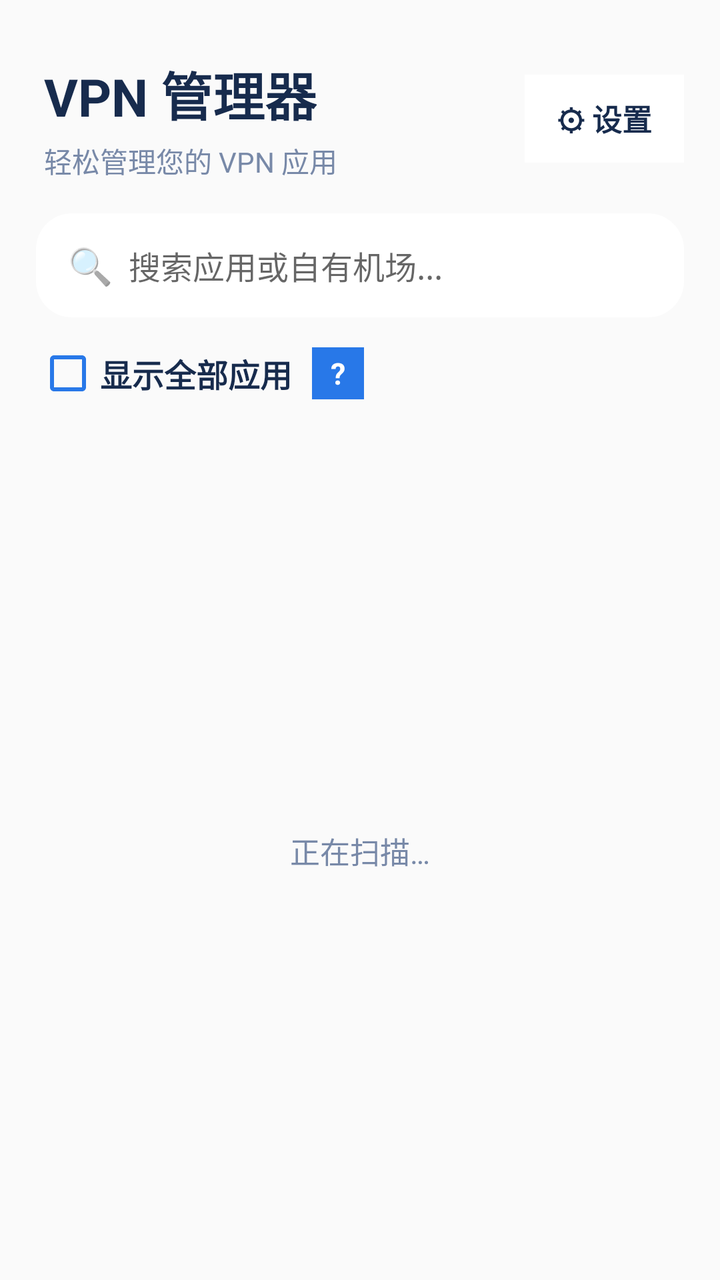
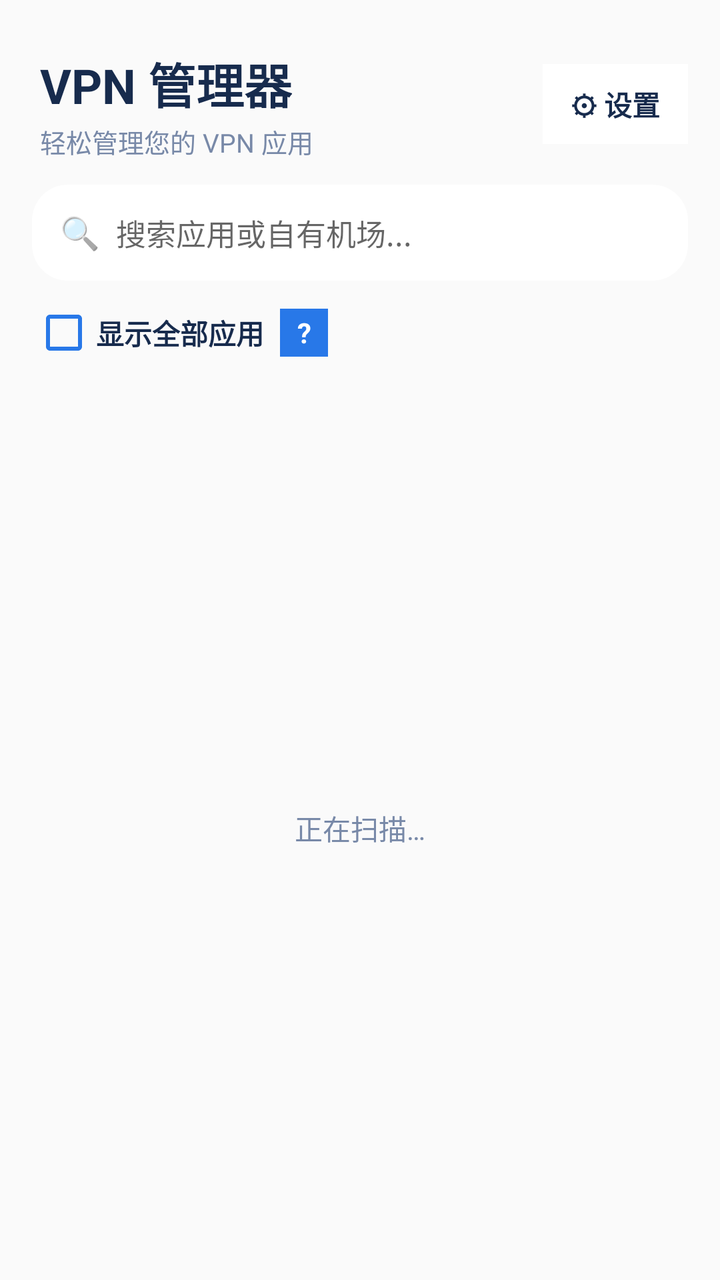

The first picture is an Android layout as it rendered before a commit; the second is the same layout after the commit. The layout source and the unified diff follow.
<!-- AndroidManifest.xml: application theme android:Theme.Material.Light.NoActionBar -->
<!-- res/layout/activity_main.xml -->
<?xml version="1.0" encoding="utf-8"?>
<LinearLayout xmlns:android="http://schemas.android.com/apk/res/android"
    android:id="@+id/root_layout" android:layout_width="match_parent" android:layout_height="match_parent" android:orientation="vertical" android:paddingTop="20dp">
    <LinearLayout android:layout_width="match_parent" android:layout_height="wrap_content" android:gravity="center_vertical" android:orientation="horizontal" android:paddingStart="22dp" android:paddingEnd="18dp" android:paddingTop="8dp" android:paddingBottom="16dp">
        <LinearLayout android:layout_width="0dp" android:layout_height="wrap_content" android:layout_weight="1" android:orientation="vertical">
            <TextView android:id="@+id/title_text" android:layout_width="wrap_content" android:layout_height="wrap_content" android:text="VPN 管理器" android:textSize="26sp" android:textStyle="bold" android:textColor="#172B4D" />
            <TextView android:id="@+id/subtitle_text" android:layout_width="wrap_content" android:layout_height="wrap_content" android:layout_marginTop="4dp" android:text="轻松管理您的 VPN 应用" android:textSize="14sp" android:textColor="#7889A8" />
        </LinearLayout>
        <TextView android:id="@+id/btn_settings" android:layout_width="wrap_content" android:layout_height="44dp" android:background="#F7FFFFFF" android:gravity="center" android:paddingStart="16dp" android:paddingEnd="16dp" android:text="⚙ 设置" android:textColor="#172B4D" android:textSize="15sp" android:textStyle="bold" />
    </LinearLayout>
    <LinearLayout android:layout_width="match_parent" android:layout_height="52dp" android:layout_marginStart="18dp" android:layout_marginEnd="18dp" android:layout_marginBottom="12dp" android:background="@drawable/bg_search_box" android:gravity="center_vertical" android:orientation="horizontal" android:paddingStart="16dp" android:paddingEnd="16dp">
        <TextView android:layout_width="wrap_content" android:layout_height="wrap_content" android:text="🔍" android:textSize="18sp" />
        
        <EditText android:id="@+id/search_box" android:layout_width="0dp" android:layout_height="match_parent" android:layout_weight="1" android:background="@android:color/transparent" android:hint="搜索应用或自有机场..." android:inputType="text" android:maxLines="1" android:imeOptions="actionSearch" android:paddingStart="8dp" android:textColor="#172B4D" android:textSize="16sp" />
        <TextView android:id="@+id/btn_clear_search" android:layout_width="wrap_content" android:layout_height="wrap_content" android:padding="8dp" android:text="✕" android:textColor="#7889A8" android:textSize="16sp" android:visibility="gone" />
    </LinearLayout>
    <LinearLayout android:layout_width="match_parent" android:layout_height="wrap_content" android:orientation="horizontal" android:gravity="center_vertical" android:layout_marginStart="18dp" android:layout_marginEnd="18dp" android:layout_marginBottom="8dp">
        <CheckBox android:id="@+id/show_all_checkbox" android:layout_width="wrap_content" android:layout_height="wrap_content" android:text="显示全部应用" android:textSize="16sp" android:textStyle="bold" android:textColor="#172B4D" android:buttonTint="#2878E8" />
        <TextView android:id="@+id/tv_help" android:layout_width="26dp" android:layout_height="26dp" android:layout_marginStart="10dp" android:gravity="center" android:text="?" android:textSize="15sp" android:textStyle="bold" android:textColor="#FFFFFF" android:background="#2878E8" />
    </LinearLayout>
    <FrameLayout android:layout_width="match_parent" android:layout_height="0dp" android:layout_weight="1">
        <ListView android:id="@+id/list" android:layout_width="match_parent" android:layout_height="match_parent" android:background="@android:color/transparent" android:cacheColorHint="@android:color/transparent" android:clipToPadding="false" android:divider="@null" android:dividerHeight="0dp" android:paddingTop="4dp" android:paddingBottom="20dp" android:scrollbars="none" />
        <TextView android:id="@+id/empty_view" android:layout_width="match_parent" android:layout_height="match_parent" android:gravity="center" android:padding="24dp" android:text="正在扫描…" android:textSize="15sp" android:textColor="#7889A8" />
    </FrameLayout>
</LinearLayout>
<!-- resources referenced by this layout -->
<resources>
  <!-- drawable bg_search_box (drawable) -->
  <?xml version="1.0" encoding="utf-8"?>
  <shape xmlns:android="http://schemas.android.com/apk/res/android">
      <solid android:color="#F7FFFFFF" />
      <corners android:radius="18dp" />
  </shape>
</resources>

<!-- the commit's change to res/layout/activity_main.xml (unified diff, before → after) -->
@@ -1,25 +1,27 @@
 <?xml version="1.0" encoding="utf-8"?>
 <LinearLayout xmlns:android="http://schemas.android.com/apk/res/android"
-    android:id="@+id/root_layout" android:layout_width="match_parent" android:layout_height="match_parent" android:orientation="vertical" android:paddingTop="20dp">
-    <LinearLayout android:layout_width="match_parent" android:layout_height="wrap_content" android:gravity="center_vertical" android:orientation="horizontal" android:paddingStart="22dp" android:paddingEnd="18dp" android:paddingTop="8dp" android:paddingBottom="16dp">
+    android:id="@+id/root_layout" android:layout_width="match_parent" android:layout_height="match_parent" android:orientation="vertical" android:paddingTop="16dp">
+    <LinearLayout android:layout_width="match_parent" android:layout_height="wrap_content" android:gravity="center_vertical" android:orientation="horizontal" android:paddingStart="20dp" android:paddingEnd="16dp" android:paddingTop="8dp" android:paddingBottom="12dp">
         <LinearLayout android:layout_width="0dp" android:layout_height="wrap_content" android:layout_weight="1" android:orientation="vertical">
-            <TextView android:id="@+id/title_text" android:layout_width="wrap_content" android:layout_height="wrap_content" android:text="VPN 管理器" android:textSize="26sp" android:textStyle="bold" android:textColor="#172B4D" />
-            <TextView android:id="@+id/subtitle_text" android:layout_width="wrap_content" android:layout_height="wrap_content" android:layout_marginTop="4dp" android:text="轻松管理您的 VPN 应用" android:textSize="14sp" android:textColor="#7889A8" />
+            <TextView android:id="@+id/title_text" android:layout_width="wrap_content" android:layout_height="wrap_content" android:text="VPN 管理器" android:textSize="24sp" android:textStyle="bold" android:textColor="#172B4D" />
+            <TextView android:id="@+id/subtitle_text" android:layout_width="wrap_content" android:layout_height="wrap_content" android:layout_marginTop="2dp" android:text="轻松管理您的 VPN 应用" android:textSize="13sp" android:textColor="#7889A8" />
         </LinearLayout>
-        <TextView android:id="@+id/btn_settings" android:layout_width="wrap_content" android:layout_height="44dp" android:background="#F7FFFFFF" android:gravity="center" android:paddingStart="16dp" android:paddingEnd="16dp" android:text="⚙ 设置" android:textColor="#172B4D" android:textSize="15sp" android:textStyle="bold" />
+        <TextView android:id="@+id/btn_settings" android:layout_width="wrap_content" android:layout_height="40dp" android:background="#F7FFFFFF" android:gravity="center" android:paddingStart="14dp" android:paddingEnd="14dp" android:text="⚙ 设置" android:textColor="#172B4D" android:textSize="14sp" android:textStyle="bold" />
     </LinearLayout>
-    <LinearLayout android:layout_width="match_parent" android:layout_height="52dp" android:layout_marginStart="18dp" android:layout_marginEnd="18dp" android:layout_marginBottom="12dp" android:background="@drawable/bg_search_box" android:gravity="center_vertical" android:orientation="horizontal" android:paddingStart="16dp" android:paddingEnd="16dp">
-        <TextView android:layout_width="wrap_content" android:layout_height="wrap_content" android:text="🔍" android:textSize="18sp" />
-        
-        <EditText android:id="@+id/search_box" android:layout_width="0dp" android:layout_height="match_parent" android:layout_weight="1" android:background="@android:color/transparent" android:hint="搜索应用或自有机场..." android:inputType="text" android:maxLines="1" android:imeOptions="actionSearch" android:paddingStart="8dp" android:textColor="#172B4D" android:textSize="16sp" />
+    
+    <LinearLayout android:layout_width="match_parent" android:layout_height="48dp" android:layout_marginStart="16dp" android:layout_marginEnd="16dp" android:layout_marginBottom="10dp" android:background="@drawable/bg_search_box" android:gravity="center_vertical" android:orientation="horizontal" android:paddingStart="14dp" android:paddingEnd="14dp">
+        <TextView android:layout_width="wrap_content" android:layout_height="wrap_content" android:text="🔍" android:textSize="16sp" />
+        <EditText android:id="@+id/search_box" android:layout_width="0dp" android:layout_height="match_parent" android:layout_weight="1" android:background="@android:color/transparent" android:hint="搜索应用或自有机场..." android:inputType="text" android:maxLines="1" android:imeOptions="actionSearch" android:paddingStart="8dp" android:textColor="#172B4D" android:textSize="15sp" />
         <TextView android:id="@+id/btn_clear_search" android:layout_width="wrap_content" android:layout_height="wrap_content" android:padding="8dp" android:text="✕" android:textColor="#7889A8" android:textSize="16sp" android:visibility="gone" />
     </LinearLayout>
-    <LinearLayout android:layout_width="match_parent" android:layout_height="wrap_content" android:orientation="horizontal" android:gravity="center_vertical" android:layout_marginStart="18dp" android:layout_marginEnd="18dp" android:layout_marginBottom="8dp">
-        <CheckBox android:id="@+id/show_all_checkbox" android:layout_width="wrap_content" android:layout_height="wrap_content" android:text="显示全部应用" android:textSize="16sp" android:textStyle="bold" android:textColor="#172B4D" android:buttonTint="#2878E8" />
-        <TextView android:id="@+id/tv_help" android:layout_width="26dp" android:layout_height="26dp" android:layout_marginStart="10dp" android:gravity="center" android:text="?" android:textSize="15sp" android:textStyle="bold" android:textColor="#FFFFFF" android:background="#2878E8" />
+    
+    <LinearLayout android:layout_width="match_parent" android:layout_height="wrap_content" android:orientation="horizontal" android:gravity="center_vertical" android:layout_marginStart="16dp" android:layout_marginEnd="16dp" android:layout_marginBottom="6dp">
+        <CheckBox android:id="@+id/show_all_checkbox" android:layout_width="wrap_content" android:layout_height="wrap_content" android:text="显示全部应用" android:textSize="14sp" android:textStyle="bold" android:textColor="#172B4D" android:buttonTint="#2878E8" />
+        <TextView android:id="@+id/tv_help" android:layout_width="24dp" android:layout_height="24dp" android:layout_marginStart="8dp" android:gravity="center" android:text="?" android:textSize="14sp" android:textStyle="bold" android:textColor="#FFFFFF" android:background="#2878E8" />
     </LinearLayout>
+    
     <FrameLayout android:layout_width="match_parent" android:layout_height="0dp" android:layout_weight="1">
-        <ListView android:id="@+id/list" android:layout_width="match_parent" android:layout_height="match_parent" android:background="@android:color/transparent" android:cacheColorHint="@android:color/transparent" android:clipToPadding="false" android:divider="@null" android:dividerHeight="0dp" android:paddingTop="4dp" android:paddingBottom="20dp" android:scrollbars="none" />
-        <TextView android:id="@+id/empty_view" android:layout_width="match_parent" android:layout_height="match_parent" android:gravity="center" android:padding="24dp" android:text="正在扫描…" android:textSize="15sp" android:textColor="#7889A8" />
+        <ListView android:id="@+id/list" android:layout_width="match_parent" android:layout_height="match_parent" android:background="@android:color/transparent" android:cacheColorHint="@android:color/transparent" android:clipToPadding="false" android:divider="@null" android:dividerHeight="0dp" android:paddingTop="2dp" android:paddingBottom="16dp" android:scrollbars="none" />
+        <TextView android:id="@+id/empty_view" android:layout_width="match_parent" android:layout_height="match_parent" android:gravity="center" android:padding="24dp" android:text="正在扫描…" android:textSize="14sp" android:textColor="#7889A8" />
     </FrameLayout>
 </LinearLayout>
